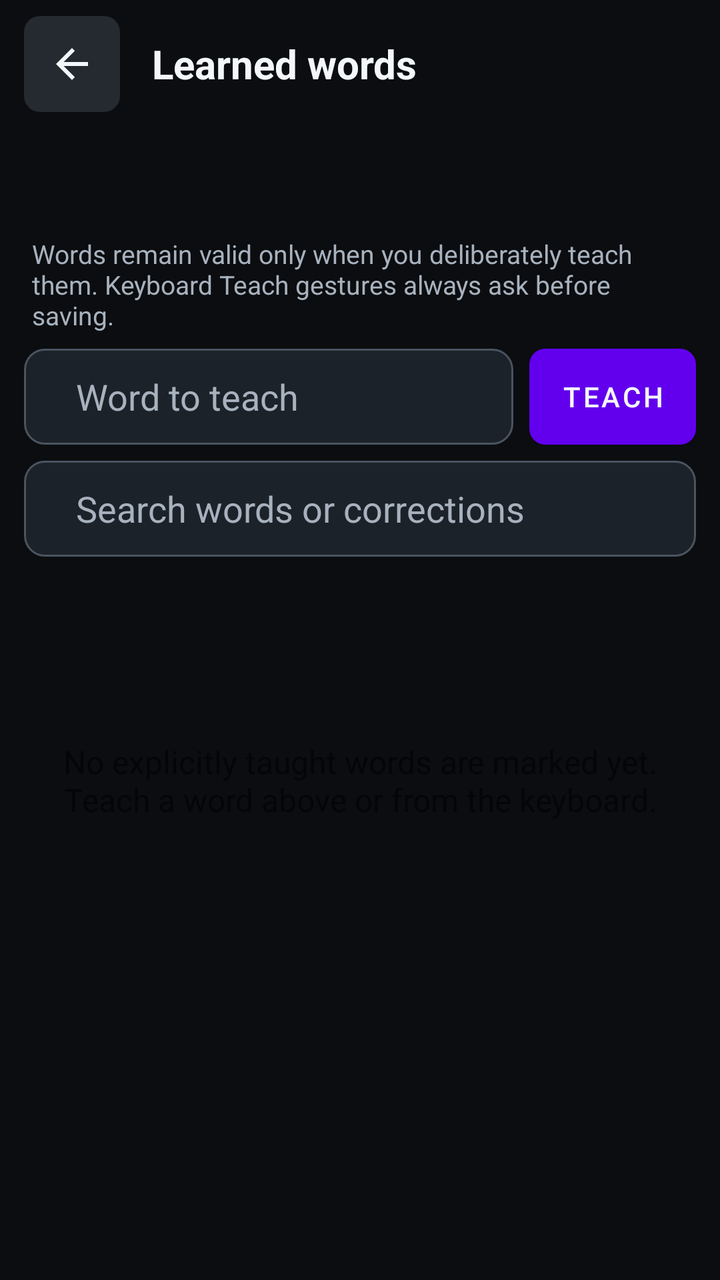
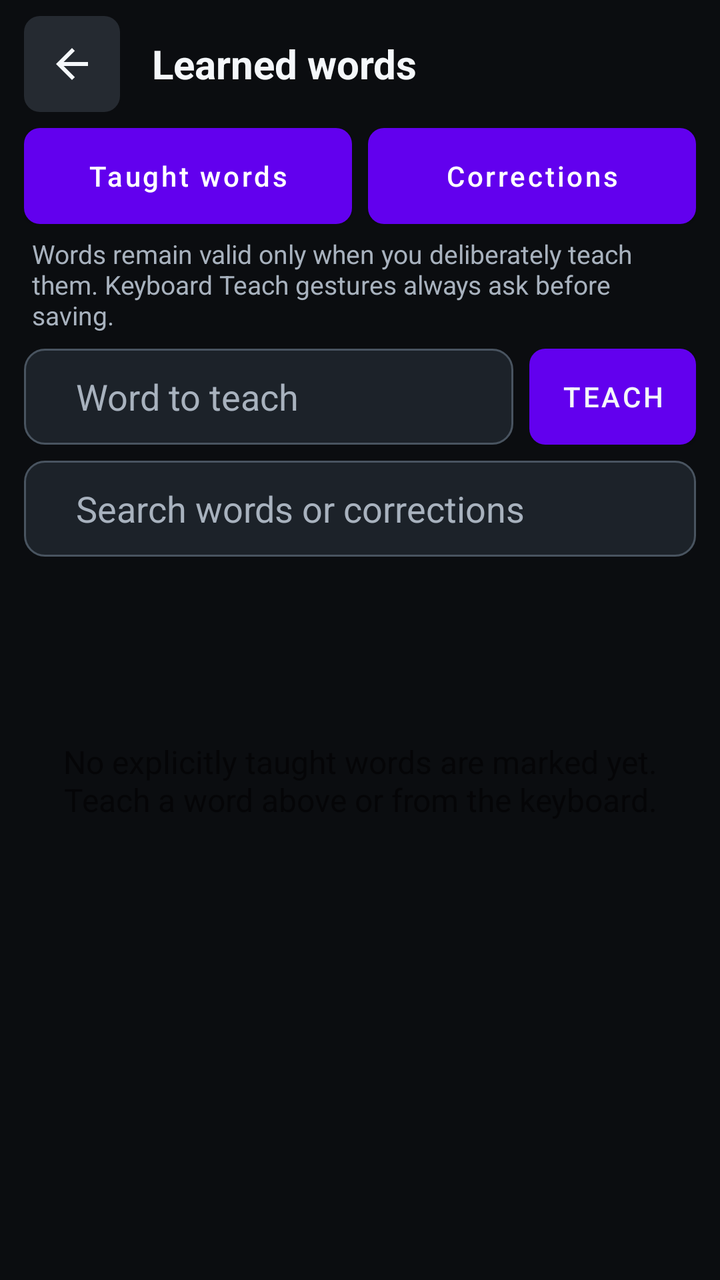

An Android layout rendered at two revisions. The XML below is the earlier revision; the diff shows what the commit changed to produce the second picture.
<!-- AndroidManifest.xml: fallback theme Theme.MaterialComponents.DayNight.NoActionBar -->
<!-- res/layout/learned_words_activity.xml -->
<?xml version="1.0" encoding="utf-8"?>
<LinearLayout xmlns:android="http://schemas.android.com/apk/res/android"
    android:layout_width="match_parent"
    android:layout_height="match_parent"
    android:background="#0B0D10"
    android:fitsSystemWindows="true"
    android:orientation="vertical"
    android:paddingStart="12dp"
    android:paddingTop="8dp"
    android:paddingEnd="12dp"
    android:paddingBottom="12dp">

  <LinearLayout
      android:layout_width="match_parent"
      android:layout_height="48dp"
      android:gravity="center_vertical"
      android:orientation="horizontal">
    <ImageButton
        android:id="@+id/learned_words_back"
        android:layout_width="48dp"
        android:layout_height="48dp"
        android:background="@drawable/reader_icon_button"
        android:contentDescription="@string/reader_back"
        android:padding="0dp"
        android:scaleType="center"
        android:src="@drawable/ic_reader_back"
        android:tint="#F4F7FA"/>
    <TextView
        android:layout_width="0dp"
        android:layout_height="wrap_content"
        android:layout_marginStart="16dp"
        android:layout_weight="1"
        android:text="@string/learned_words_title"
        android:textColor="#F4F7FA"
        android:textSize="20sp"
        android:textStyle="bold"/>
  </LinearLayout>

  <LinearLayout
      android:id="@+id/learned_words_tabs"
      android:layout_width="match_parent"
      android:layout_height="48dp"
      android:layout_marginTop="8dp"
      android:orientation="horizontal"/>

  <LinearLayout
      android:id="@+id/learned_words_shared_pane"
      android:layout_width="match_parent"
      android:layout_height="0dp"
      android:layout_weight="1"
      android:orientation="vertical">

    <TextView
        android:id="@+id/learned_words_scope_explanation"
        android:layout_width="match_parent"
        android:layout_height="wrap_content"
        android:layout_marginTop="6dp"
        android:paddingStart="4dp"
        android:paddingEnd="4dp"
        android:text="@string/learned_words_taught_explanation"
        android:textColor="#A8B2BE"
        android:textSize="13sp"/>

    <LinearLayout
        android:layout_width="match_parent"
        android:layout_height="48dp"
        android:layout_marginTop="8dp"
        android:gravity="center_vertical"
        android:orientation="horizontal">
      <FrameLayout
          android:id="@+id/learned_words_add_container"
          android:layout_width="0dp"
          android:layout_height="48dp"
          android:layout_weight="1"
          android:background="@drawable/launcher_input">
        <EditText
            android:id="@+id/learned_words_add"
            android:layout_width="match_parent"
            android:layout_height="match_parent"
            android:background="@null"
            android:layout_marginStart="12dp"
            android:layout_marginEnd="12dp"
            android:gravity="center_vertical"
            android:hint="@string/learned_words_add_hint"
            android:imeOptions="actionDone|flagNoPersonalizedLearning"
            android:importantForAutofill="no"
            android:inputType="text|textNoSuggestions"
            android:maxLines="1"
            android:singleLine="true"
            android:textColor="#F4F7FA"
            android:textColorHint="#A8B2BE"/>
      </FrameLayout>
      <Button
          android:id="@+id/learned_words_primary_action"
          android:layout_width="wrap_content"
          android:layout_height="48dp"
          android:layout_marginStart="8dp"
          android:background="@drawable/reader_icon_button"
          android:minWidth="80dp"
          android:text="@string/learned_words_add_action"
          android:textColor="#F4F7FA"/>
    </LinearLayout>

    <FrameLayout
        android:id="@+id/learned_words_search_container"
        android:layout_width="match_parent"
        android:layout_height="48dp"
        android:layout_marginTop="8dp"
        android:layout_marginBottom="8dp"
        android:background="@drawable/launcher_input">
      <EditText
          android:id="@+id/learned_words_search"
          android:layout_width="match_parent"
          android:layout_height="match_parent"
          android:background="@null"
          android:layout_marginStart="12dp"
          android:layout_marginEnd="12dp"
          android:gravity="center_vertical"
          android:hint="@string/learned_words_search_hint"
          android:imeOptions="actionDone|flagNoPersonalizedLearning"
          android:importantForAutofill="no"
          android:inputType="text|textNoSuggestions"
          android:maxLines="1"
          android:singleLine="true"
          android:textColor="#F4F7FA"
          android:textColorHint="#A8B2BE"/>
    </FrameLayout>

    <HorizontalScrollView
        android:layout_width="match_parent"
        android:layout_height="48dp"
        android:layout_marginBottom="8dp"
        android:fillViewport="false"
        android:scrollbars="none">
      <LinearLayout
          android:id="@+id/learned_words_length_filters"
          android:layout_width="wrap_content"
          android:layout_height="48dp"
          android:gravity="center_vertical"
          android:orientation="horizontal"/>
    </HorizontalScrollView>

    <TextView
        android:id="@+id/learned_words_message"
        android:layout_width="match_parent"
        android:layout_height="wrap_content"
        android:accessibilityLiveRegion="polite"
        android:gravity="center"
        android:minHeight="96dp"
        android:padding="16dp"
        android:text="@string/learned_words_taught_empty"
        android:textSize="16sp"/>

    <ListView
        android:id="@+id/learned_words_list"
        android:layout_width="match_parent"
        android:layout_height="0dp"
        android:layout_weight="1"
        android:divider="@android:color/transparent"
        android:dividerHeight="8dp"
        android:visibility="gone"/>
  </LinearLayout>

  <FrameLayout
      android:id="@+id/learned_words_tab_content"
      android:layout_width="match_parent"
      android:layout_height="0dp"
      android:layout_weight="1"
      android:visibility="gone"/>
</LinearLayout>
<!-- resources referenced by this layout -->
<resources>
  <!-- drawable ic_reader_back (drawable) -->
  <?xml version="1.0" encoding="utf-8"?>
  <vector xmlns:android="http://schemas.android.com/apk/res/android"
      android:width="24dp"
      android:height="24dp"
      android:viewportWidth="24"
      android:viewportHeight="24">
    <path
        android:fillColor="#000000"
        android:pathData="M20,11H7.83l5.59,-5.59L12,4l-8,8 8,8 1.42,-1.41L7.83,13H20v-2z"/>
  </vector>
  <!-- drawable launcher_input (drawable) -->
  <?xml version="1.0" encoding="utf-8"?>
  <shape xmlns:android="http://schemas.android.com/apk/res/android" android:shape="rectangle">
    <solid android:color="#1C2229"/>
    <stroke android:width="1dp" android:color="#495460"/>
    <corners android:radius="10dp"/>
    <padding android:left="14dp" android:top="10dp" android:right="14dp" android:bottom="10dp"/>
  </shape>
  <!-- drawable reader_icon_button (drawable) -->
  <?xml version="1.0" encoding="utf-8"?>
  <ripple xmlns:android="http://schemas.android.com/apk/res/android"
      android:color="#33FFFFFF">
    <item>
      <shape android:shape="rectangle">
        <solid android:color="#252A31"/>
        <corners android:radius="8dp"/>
      </shape>
    </item>
  </ripple>
  <string name="learned_words_add_action">Teach</string>
  <string name="learned_words_add_hint">Word to teach</string>
  <string name="learned_words_search_hint">Search words or corrections</string>
  <string name="learned_words_taught_empty">No explicitly taught words are marked yet. Teach a word above or from the keyboard.</string>
  <string name="learned_words_taught_explanation">Words remain valid only when you deliberately teach them. Keyboard Teach gestures always ask before saving.</string>
  <string name="learned_words_title">Learned words</string>
  <string name="reader_back">Back</string>
</resources>

<!-- the commit's change to res/layout/learned_words_activity.xml (unified diff, before → after) -->
@@ -37,86 +37,62 @@
   </LinearLayout>
 
   <LinearLayout
-      android:id="@+id/learned_words_tabs"
       android:layout_width="match_parent"
       android:layout_height="48dp"
       android:layout_marginTop="8dp"
-      android:orientation="horizontal"/>
+      android:orientation="horizontal">
+    <Button
+        android:id="@+id/learned_words_taught_tab"
+        android:layout_width="0dp"
+        android:layout_height="48dp"
+        android:layout_marginEnd="4dp"
+        android:layout_weight="1"
+        android:background="@drawable/reader_icon_button"
+        android:text="@string/learned_words_taught_tab"
+        android:textAllCaps="false"/>
+    <Button
+        android:id="@+id/learned_words_corrections_tab"
+        android:layout_width="0dp"
+        android:layout_height="48dp"
+        android:layout_marginStart="4dp"
+        android:layout_weight="1"
+        android:background="@drawable/reader_icon_button"
+        android:text="@string/learned_words_corrections_tab"
+        android:textAllCaps="false"/>
+  </LinearLayout>
+
+  <TextView
+      android:id="@+id/learned_words_scope_explanation"
+      android:layout_width="match_parent"
+      android:layout_height="wrap_content"
+      android:layout_marginTop="6dp"
+      android:paddingStart="4dp"
+      android:paddingEnd="4dp"
+      android:text="@string/learned_words_taught_explanation"
+      android:textColor="#A8B2BE"
+      android:textSize="13sp"/>
 
   <LinearLayout
-      android:id="@+id/learned_words_shared_pane"
       android:layout_width="match_parent"
-      android:layout_height="0dp"
-      android:layout_weight="1"
-      android:orientation="vertical">
-
-    <TextView
-        android:id="@+id/learned_words_scope_explanation"
-        android:layout_width="match_parent"
-        android:layout_height="wrap_content"
-        android:layout_marginTop="6dp"
-        android:paddingStart="4dp"
-        android:paddingEnd="4dp"
-        android:text="@string/learned_words_taught_explanation"
-        android:textColor="#A8B2BE"
-        android:textSize="13sp"/>
-
-    <LinearLayout
-        android:layout_width="match_parent"
+      android:layout_height="48dp"
+      android:layout_marginTop="8dp"
+      android:gravity="center_vertical"
+      android:orientation="horizontal">
+    <FrameLayout
+        android:id="@+id/learned_words_add_container"
+        android:layout_width="0dp"
         android:layout_height="48dp"
-        android:layout_marginTop="8dp"
-        android:gravity="center_vertical"
-        android:orientation="horizontal">
-      <FrameLayout
-          android:id="@+id/learned_words_add_container"
-          android:layout_width="0dp"
-          android:layout_height="48dp"
-          android:layout_weight="1"
-          android:background="@drawable/launcher_input">
-        <EditText
-            android:id="@+id/learned_words_add"
-            android:layout_width="match_parent"
-            android:layout_height="match_parent"
-            android:background="@null"
-            android:layout_marginStart="12dp"
-            android:layout_marginEnd="12dp"
-            android:gravity="center_vertical"
-            android:hint="@string/learned_words_add_hint"
-            android:imeOptions="actionDone|flagNoPersonalizedLearning"
-            android:importantForAutofill="no"
-            android:inputType="text|textNoSuggestions"
-            android:maxLines="1"
-            android:singleLine="true"
-            android:textColor="#F4F7FA"
-            android:textColorHint="#A8B2BE"/>
-      </FrameLayout>
-      <Button
-          android:id="@+id/learned_words_primary_action"
-          android:layout_width="wrap_content"
-          android:layout_height="48dp"
-          android:layout_marginStart="8dp"
-          android:background="@drawable/reader_icon_button"
-          android:minWidth="80dp"
-          android:text="@string/learned_words_add_action"
-          android:textColor="#F4F7FA"/>
-    </LinearLayout>
-
-    <FrameLayout
-        android:id="@+id/learned_words_search_container"
-        android:layout_width="match_parent"
-        android:layout_height="48dp"
-        android:layout_marginTop="8dp"
-        android:layout_marginBottom="8dp"
+        android:layout_weight="1"
         android:background="@drawable/launcher_input">
       <EditText
-          android:id="@+id/learned_words_search"
+          android:id="@+id/learned_words_add"
           android:layout_width="match_parent"
           android:layout_height="match_parent"
           android:background="@null"
           android:layout_marginStart="12dp"
           android:layout_marginEnd="12dp"
           android:gravity="center_vertical"
-          android:hint="@string/learned_words_search_hint"
+          android:hint="@string/learned_words_add_hint"
           android:imeOptions="actionDone|flagNoPersonalizedLearning"
           android:importantForAutofill="no"
           android:inputType="text|textNoSuggestions"
@@ -125,46 +101,73 @@
           android:textColor="#F4F7FA"
           android:textColorHint="#A8B2BE"/>
     </FrameLayout>
-
-    <HorizontalScrollView
-        android:layout_width="match_parent"
+    <Button
+        android:id="@+id/learned_words_primary_action"
+        android:layout_width="wrap_content"
         android:layout_height="48dp"
-        android:layout_marginBottom="8dp"
-        android:fillViewport="false"
-        android:scrollbars="none">
-      <LinearLayout
-          android:id="@+id/learned_words_length_filters"
-          android:layout_width="wrap_content"
-          android:layout_height="48dp"
-          android:gravity="center_vertical"
-          android:orientation="horizontal"/>
-    </HorizontalScrollView>
-
-    <TextView
-        android:id="@+id/learned_words_message"
-        android:layout_width="match_parent"
-        android:layout_height="wrap_content"
-        android:accessibilityLiveRegion="polite"
-        android:gravity="center"
-        android:minHeight="96dp"
-        android:padding="16dp"
-        android:text="@string/learned_words_taught_empty"
-        android:textSize="16sp"/>
-
-    <ListView
-        android:id="@+id/learned_words_list"
-        android:layout_width="match_parent"
-        android:layout_height="0dp"
-        android:layout_weight="1"
-        android:divider="@android:color/transparent"
-        android:dividerHeight="8dp"
-        android:visibility="gone"/>
+        android:layout_marginStart="8dp"
+        android:background="@drawable/reader_icon_button"
+        android:minWidth="80dp"
+        android:text="@string/learned_words_add_action"
+        android:textColor="#F4F7FA"/>
   </LinearLayout>
 
   <FrameLayout
-      android:id="@+id/learned_words_tab_content"
+      android:id="@+id/learned_words_search_container"
+      android:layout_width="match_parent"
+      android:layout_height="48dp"
+      android:layout_marginTop="8dp"
+      android:layout_marginBottom="8dp"
+      android:background="@drawable/launcher_input">
+    <EditText
+        android:id="@+id/learned_words_search"
+        android:layout_width="match_parent"
+        android:layout_height="match_parent"
+        android:background="@null"
+        android:layout_marginStart="12dp"
+        android:layout_marginEnd="12dp"
+        android:gravity="center_vertical"
+        android:hint="@string/learned_words_search_hint"
+        android:imeOptions="actionDone|flagNoPersonalizedLearning"
+        android:importantForAutofill="no"
+        android:inputType="text|textNoSuggestions"
+        android:maxLines="1"
+        android:singleLine="true"
+        android:textColor="#F4F7FA"
+        android:textColorHint="#A8B2BE"/>
+  </FrameLayout>
+
+  <HorizontalScrollView
+      android:layout_width="match_parent"
+      android:layout_height="48dp"
+      android:layout_marginBottom="8dp"
+      android:fillViewport="false"
+      android:scrollbars="none">
+    <LinearLayout
+        android:id="@+id/learned_words_length_filters"
+        android:layout_width="wrap_content"
+        android:layout_height="48dp"
+        android:gravity="center_vertical"
+        android:orientation="horizontal"/>
+  </HorizontalScrollView>
+
+  <TextView
+      android:id="@+id/learned_words_message"
+      android:layout_width="match_parent"
+      android:layout_height="wrap_content"
+      android:accessibilityLiveRegion="polite"
+      android:gravity="center"
+      android:minHeight="96dp"
+      android:padding="16dp"
+      android:text="@string/learned_words_taught_empty"
+      android:textSize="16sp"/>
+
+  <ListView
+      android:id="@+id/learned_words_list"
       android:layout_width="match_parent"
       android:layout_height="0dp"
       android:layout_weight="1"
+      android:divider="@android:color/transparent"
+      android:dividerHeight="8dp"
       android:visibility="gone"/>
 </LinearLayout>
<!-- resource entries referenced after the edit -->
@@ -32,9 +32,11 @@
   </ripple>
   <string name="learned_words_add_action">Teach</string>
   <string name="learned_words_add_hint">Word to teach</string>
+  <string name="learned_words_corrections_tab">Corrections</string>
   <string name="learned_words_search_hint">Search words or corrections</string>
   <string name="learned_words_taught_empty">No explicitly taught words are marked yet. Teach a word above or from the keyboard.</string>
   <string name="learned_words_taught_explanation">Words remain valid only when you deliberately teach them. Keyboard Teach gestures always ask before saving.</string>
+  <string name="learned_words_taught_tab">Taught words</string>
   <string name="learned_words_title">Learned words</string>
   <string name="reader_back">Back</string>
 </resources>
